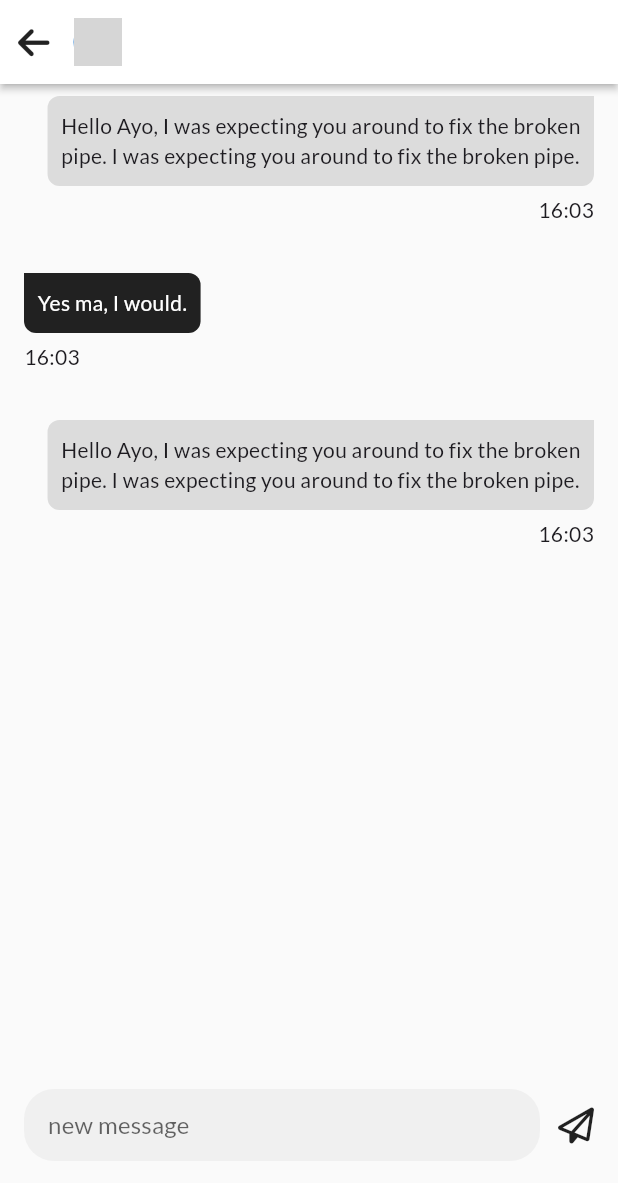
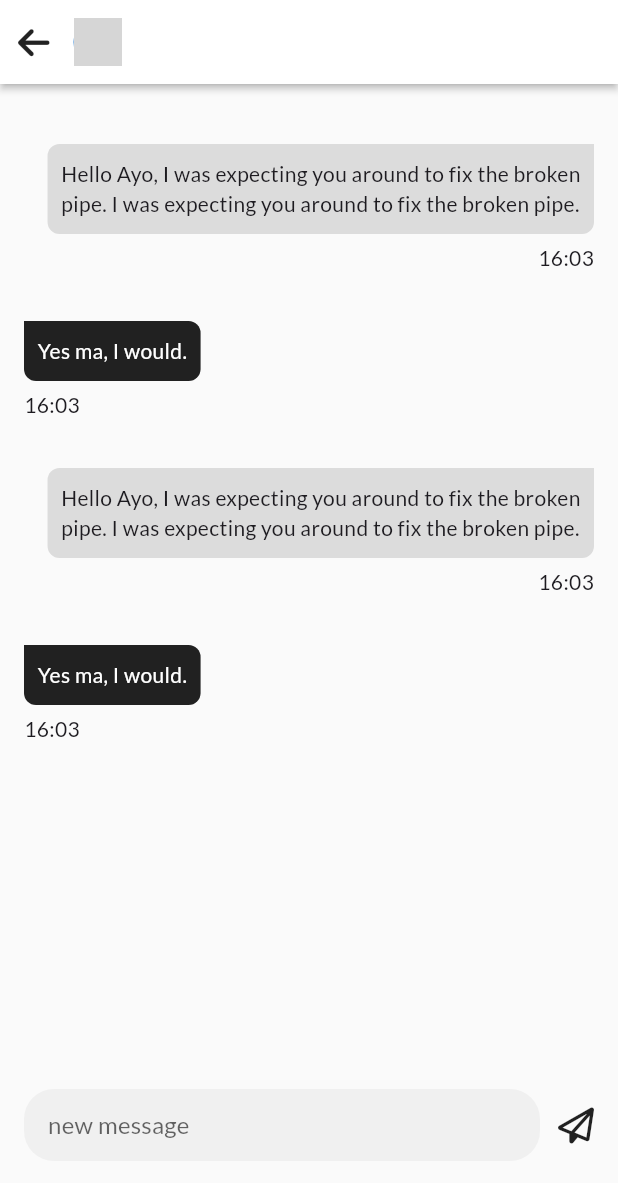
Before and after one commit to maykhid/min_chat, a Flutter app: the Chats screen opened directly with empty values, on a phone screen of 412 x 824 dp. Shown: the top 1183 px of the screen. Run offline on Flutter 3.47's test engine with Material 3 defaults, Android fonts, the phone set to English and light mode, and no system bars; our stand-ins replace cloud_firestore, equatable, firebase_auth, firebase_core, flutter_bloc, font_awesome_flutter and 10 more; accounts and stored records are empty; generated files the repository leaves out were written again; network calls fail; grey boxes are pictures that could not be loaded.

Commit message:
update: when new conversation starts go to chat screen, consume messages stream, mock with test messages

```diff
--- /dev/null
+++ b/lib/app/features/chat/ui/cubits/chat_cubit.dart
@@ -0,0 +1,56 @@
+import 'package:flutter_bloc/flutter_bloc.dart';
+import 'package:min_chat/app/features/chat/data/chat_repository.dart';
+import 'package:min_chat/app/features/chat/data/model/message.dart';
+import 'package:min_chat/core/di/di.dart';
+
+class ChatCubit extends Cubit<ChatState> {
+  ChatCubit({ChatRepository? chatRepository})
+      : _chatRepository = chatRepository ?? locator<ChatRepository>(),
+        super(ChatState.empty());
+
+  final ChatRepository _chatRepository;
+
+  void initMessageListener({
+    required String recipientId,
+    required String senderId,
+  }) {
+    _chatRepository
+        .messageStream(recipientId: recipientId, senderId: senderId)
+        .listen(updateChats)
+        .onError(
+          (_) => updateError(
+            '''Error: Payload validation failed. Check for issues with data types, missing fields, or incorrect values in your payload.''',
+          ),
+        );
+  }
+
+  void updateChats(List<Message> chats) {
+
+    emit(ChatState(chats: chats));
+  }
+
+  void updateError(String message) =>
+      emit(ChatState.withError(message, state.chats));
+
+  @override
+  Future<void> close() {
+    // Cancel any subscriptions or resources
+    return super.close();
+  }
+}
+
+class ChatState {
+  ChatState({required this.chats, this.errorMessage});
+
+  factory ChatState.empty() => ChatState(chats: []);
+  factory ChatState.withError(
+    String errorMessage,
+    List<Message> chats,
+  ) =>
+      ChatState(chats: chats, errorMessage: errorMessage);
+
+  bool get hasError => errorMessage != null;
+
+  final List<Message> chats;
+  final String? errorMessage;
+}
--- a/lib/app/features/chat/ui/views/screens/chat_screen.dart
+++ b/lib/app/features/chat/ui/views/screens/chat_screen.dart
@@ -1,10 +1,14 @@
 import 'dart:ui';
 
 import 'package:flutter/material.dart';
+import 'package:flutter_bloc/flutter_bloc.dart';
 import 'package:font_awesome_flutter/font_awesome_flutter.dart';
 import 'package:gap/gap.dart';
 import 'package:go_router/go_router.dart';
 import 'package:min_chat/app/features/auth/data/model/authenticated_user.dart';
+import 'package:min_chat/app/features/auth/ui/cubit/authentication_cubit.dart';
+import 'package:min_chat/app/features/chat/data/model/message.dart';
+import 'package:min_chat/app/features/chat/ui/cubits/chat_cubit.dart';
 
 class Chats extends StatefulWidget {
   const Chats({required this.minChatUser, super.key});
@@ -18,37 +22,33 @@ class Chats extends StatefulWidget {
 }
 
 class _ChatsState extends State<Chats> with WidgetsBindingObserver {
-  double _bottomOffset = 50;
   late MinChatUser _minChatUser;
+
+  List<Message> messages = [
+    const Message(
+      senderId: '45678',
+      recipientId: '345678',
+      message: 'Come here',
+    ),
+    const Message(senderId: '345678', recipientId: '45678', message: 'go here'),
+    const Message(
+      senderId: '45678',
+      recipientId: '345678',
+      message: 'stay here',
+    ),
+    const Message(senderId: '345678', recipientId: '45678', message: 'go home'),
+  ];
 
   @override
   void initState() {
     super.initState();
-    WidgetsBinding.instance.addObserver(this);
     _minChatUser = widget.minChatUser;
   }
 
-  @override
-  void dispose() {
-    WidgetsBinding.instance.removeObserver(this);
-    super.dispose();
-  }
-
-  @override
-  void didChangeMetrics() {
-    final keyboardHeight = WidgetsBinding
-        .instance.platformDispatcher.views.first.viewInsets.bottom;
-    setState(() {
-      _bottomOffset = keyboardHeight * 0.35;
-      // prevent textfield from reaching the bottom on keyboard hide
-      if (keyboardHeight < 50) {
-        _bottomOffset = 50;
-      }
-    });
-  }
 
   @override
   Widget build(BuildContext context) {
+    final cubit = context.read<AuthenticationCubit>();
     return Stack(
       children: [
         Scaffold(
@@ -92,87 +92,54 @@ class _ChatsState extends State<Chats> with WidgetsBindingObserver {
               ),
             ),
           ),
-          body: const SizedBox.expand(
-            child: SingleChildScrollView(
-              keyboardDismissBehavior: ScrollViewKeyboardDismissBehavior.onDrag,
-              child: Padding(
-                padding: EdgeInsets.symmetric(vertical: 8, horizontal: 16),
-                child: Column(
-                  children: [
-                    SenderChatBubble(),
-                    SizedBox(
-                      height: 32,
-                    ),
-                    RecipientChatBubble(),
-                    SizedBox(
-                      height: 32,
-                    ),
-                    SenderChatBubble(),
-                  ],
-                ),
+          body: BlocProvider<ChatCubit>(
+            create: (context) => ChatCubit()
+              ..initMessageListener(
+                recipientId: _minChatUser.id,
+                senderId: cubit.user.id,
               ),
-            ),
+            child: ChatsView(messages: messages),
           ),
         ),
-        Align(
-          alignment: Alignment.bottomCenter,
-          child: AnimatedContainer(
-            duration: const Duration(milliseconds: 100),
-            curve: Curves.easeInOut,
-            margin: EdgeInsets.only(bottom: _bottomOffset),
-            child: Material(
-              color: Colors.transparent,
-              child: Padding(
-                padding: const EdgeInsets.symmetric(horizontal: 16),
-                child: ClipRect(
-                  child: BackdropFilter(
-                    filter: ImageFilter.blur(
-                      sigmaX: 3,
-                      sigmaY: 3,
-                    ),
-                    child: Row(
-                      children: [
-                        Expanded(
-                          child: TextField(
-                            // controller: TextEditingController(),
-                            maxLines: null,
-                            enabled: true,
-                            // expands: true,
-                            textAlignVertical: TextAlignVertical.center,
-                            decoration: InputDecoration(
-                              filled: true,
-                              // fillColor: AppColors.lightGrey3,
-                              contentPadding: const EdgeInsets.symmetric(
-                                horizontal: 16,
-                                vertical: 12,
-                              ),
-                              border: OutlineInputBorder(
-                                borderRadius: BorderRadius.circular(20),
-                                borderSide: BorderSide.none,
-                              ),
-                              enabledBorder: OutlineInputBorder(
-                                borderRadius: BorderRadius.circular(20),
-                                borderSide: const BorderSide(
-                                  width: 0,
-                                  color: Colors.transparent,
-                                  style: BorderStyle.none,
-                                ),
-                              ),
-                              hintText: 'new message',
-                            ),
-                          ),
-                        ),
-                        const Gap(12),
-                        const FaIcon(FontAwesomeIcons.paperPlane),
-                      ],
-                    ),
-                  ),
-                ),
-              ),
-            ),
-          ),
+
+        // messageing text box
+        const _MessagingTextBox(),
+      ],
+    );
+  }
+}
+
+class ChatsView extends StatelessWidget {
+  const ChatsView({
+    required this.messages,
+    super.key,
+  });
+
+  final List<Message> messages;
+
+  @override
+  Widget build(BuildContext context) {
+    return Padding(
+      padding: const EdgeInsets.symmetric(vertical: 8, horizontal: 16),
+      child: SizedBox.expand(
+        child: ListView.builder(
+          keyboardDismissBehavior: ScrollViewKeyboardDismissBehavior.onDrag,
+          itemCount: messages.length,
+          itemBuilder: (context, index) {
+            if (messages[index].senderId == '45678') {
+              return const Padding(
+                padding: EdgeInsets.only(top: 32),
+                child: SenderChatBubble(),
+              );
+            } else {
+              return const Padding(
+                padding: EdgeInsets.only(top: 32),
+                child: RecipientChatBubble(),
+              );
+            }
+          },
         ),
-      ],
+      ),
     );
   }
 }
@@ -184,40 +151,43 @@ class RecipientChatBubble extends StatelessWidget {
 
   @override
   Widget build(BuildContext context) {
-    return SizedBox(
-      child: Column(
-        crossAxisAlignment: CrossAxisAlignment.start,
-        children: [
-          Container(
-            padding: const EdgeInsets.symmetric(horizontal: 9, vertical: 10),
-            decoration: const BoxDecoration(
-              color: Colors.black87,
-              borderRadius: BorderRadiusDirectional.only(
-                topEnd: Radius.circular(8),
-                bottomEnd: Radius.circular(8),
-                bottomStart: Radius.circular(8),
+    return Align(
+      alignment: Alignment.centerLeft,
+      child: SizedBox(
+        child: Column(
+          crossAxisAlignment: CrossAxisAlignment.start,
+          children: [
+            Container(
+              padding: const EdgeInsets.symmetric(horizontal: 9, vertical: 10),
+              decoration: const BoxDecoration(
+                color: Colors.black87,
+                borderRadius: BorderRadiusDirectional.only(
+                  topEnd: Radius.circular(8),
+                  bottomEnd: Radius.circular(8),
+                  bottomStart: Radius.circular(8),
+                ),
+              ),
+              child: const SizedBox(
+                // width: 200,
+                child: Text(
+                  '''Yes ma, I would. ''',
+                  style: TextStyle(color: Colors.white),
+                  textWidthBasis: TextWidthBasis.longestLine,
+                ),
               ),
             ),
-            child: const SizedBox(
-              // width: 200,
+            const SizedBox(
+              height: 6,
+            ),
+            const Align(
+              alignment: Alignment.centerLeft,
               child: Text(
-                '''Yes ma, I would. ''',
-                style: TextStyle(color: Colors.white),
-                textWidthBasis: TextWidthBasis.longestLine,
+                '16:03',
+                // style: AppTextStyles.smallTextStylePrimary,
               ),
             ),
-          ),
-          const SizedBox(
-            height: 6,
-          ),
-          const Align(
-            alignment: Alignment.centerLeft,
-            child: Text(
-              '16:03',
-              // style: AppTextStyles.smallTextStylePrimary,
-            ),
-          ),
-        ],
+          ],
+        ),
       ),
     );
   }
@@ -270,3 +240,103 @@ class SenderChatBubble extends StatelessWidget {
     );
   }
 }
+
+
+class _MessagingTextBox extends StatefulWidget {
+  const _MessagingTextBox();
+
+  @override
+  State<_MessagingTextBox> createState() => _MessagingTextBoxState();
+}
+
+class _MessagingTextBoxState extends State<_MessagingTextBox>
+    with WidgetsBindingObserver {
+  double _bottomOffset = 50;
+
+  @override
+  void initState() {
+    WidgetsBinding.instance.addObserver(this);
+    super.initState();
+  }
+
+  @override
+  void dispose() {
+    WidgetsBinding.instance.removeObserver(this);
+    super.dispose();
+  }
+
+  @override
+  void didChangeMetrics() {
+    final keyboardHeight = WidgetsBinding
+        .instance.platformDispatcher.views.first.viewInsets.bottom;
+    setState(() {
+      _bottomOffset = keyboardHeight * 0.35;
+      // prevent textfield from reaching the bottom on keyboard hide
+      if (keyboardHeight < 50) {
+        _bottomOffset = 50;
+      }
+    });
+  }
+
+  @override
+  Widget build(BuildContext context) {
+    return Align(
+      alignment: Alignment.bottomCenter,
+      child: AnimatedContainer(
+        duration: const Duration(milliseconds: 100),
+        curve: Curves.easeInOut,
+        margin: EdgeInsets.only(bottom: _bottomOffset),
+        child: Material(
+          color: Colors.transparent,
+          child: Padding(
+            padding: const EdgeInsets.symmetric(horizontal: 16),
+            child: ClipRect(
+              child: BackdropFilter(
+                filter: ImageFilter.blur(
+                  sigmaX: 3,
+                  sigmaY: 3,
+                ),
+                child: Row(
+                  children: [
+                    Expanded(
+                      child: TextField(
+                        // controller: TextEditingController(),
+                        maxLines: null,
+                        enabled: true,
+                        // expands: true,
+                        textAlignVertical: TextAlignVertical.center,
+                        decoration: InputDecoration(
+                          filled: true,
+                          // fillColor: AppColors.lightGrey3,
+                          contentPadding: const EdgeInsets.symmetric(
+                            horizontal: 16,
+                            vertical: 12,
+                          ),
+                          border: OutlineInputBorder(
+                            borderRadius: BorderRadius.circular(20),
+                            borderSide: BorderSide.none,
+                          ),
+                          enabledBorder: OutlineInputBorder(
+                            borderRadius: BorderRadius.circular(20),
+                            borderSide: const BorderSide(
+                              width: 0,
+                              color: Colors.transparent,
+                              style: BorderStyle.none,
+                            ),
+                          ),
+                          hintText: 'new message',
+                        ),
+                      ),
+                    ),
+                    const Gap(12),
+                    const FaIcon(FontAwesomeIcons.paperPlane),
+                  ],
+                ),
+              ),
+            ),
+          ),
+        ),
+      ),
+    );
+  }
+}
```
Also changed, not shown: lib/app/features/chat/data/chat_repository.dart (+9 -0 lines), lib/app/features/chat/data/firebase_chat.dart (+10 -6 lines), lib/app/features/chat/ui/views/screens/messages_screen.dart (+11 -3 lines).
